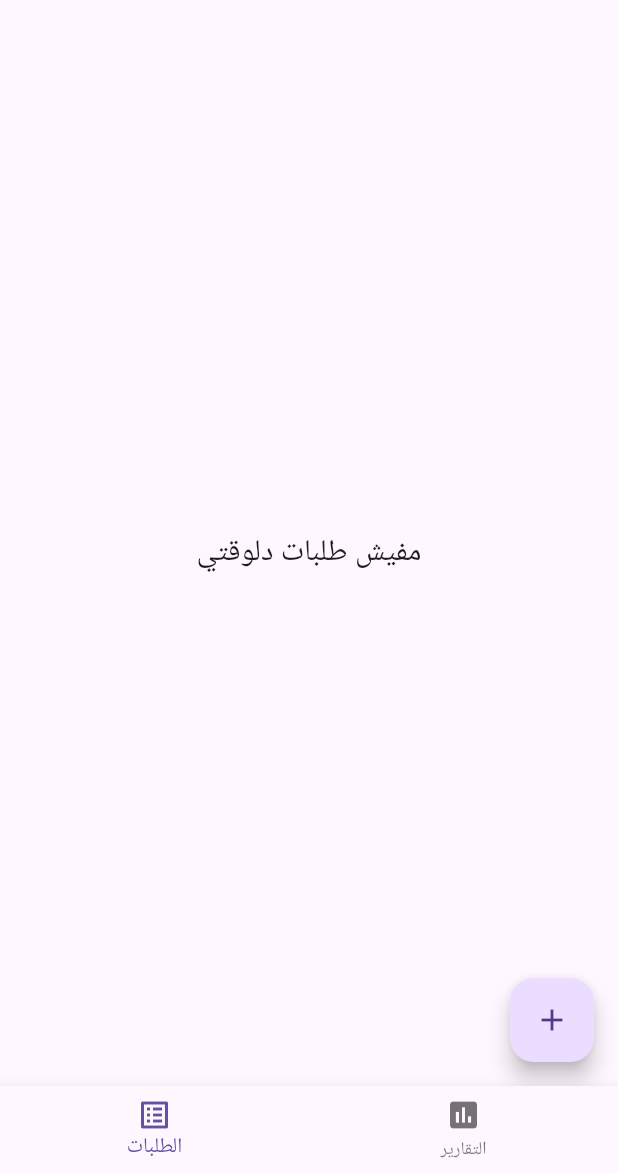
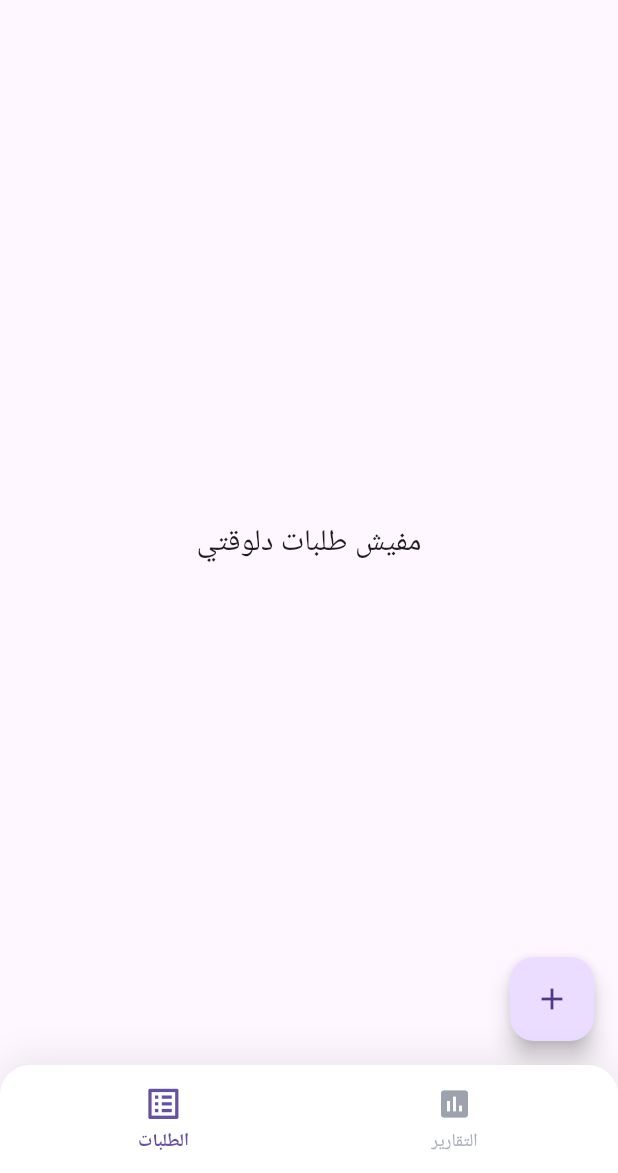
Before and after one commit to MohamedNaif/OOP-SOLID, a Flutter app: the screen it shows after launch, on a phone screen of 412 x 824 dp, the part 63-1236 px from its top. Run offline on Flutter 3.47's test engine with Material 3 defaults, Android fonts, the phone set to English and light mode, and no system bars; our stand-ins replace equatable, flutter_bloc, get_it, shared_preferences; Roboto replaces fonts that are missing (Cairo).

Commit message:
Refactor HomePage to improve navigation and state management; replace IndexedStack with a custom bottom navigation bar and simplify page rendering logic.

```diff
--- a/solid_and_oop/lib/features/ahwa_management/presentation/pages/home_page.dart
+++ b/solid_and_oop/lib/features/ahwa_management/presentation/pages/home_page.dart
@@ -1,9 +1,8 @@
 import 'package:flutter/material.dart';
-import 'package:flutter_bloc/flutter_bloc.dart';
-import 'package:solid_and_oop/features/ahwa_management/presentation/cubit/ahwa_management_cubit.dart';
 import 'package:solid_and_oop/features/ahwa_management/presentation/pages/add_order_page.dart';
 import 'package:solid_and_oop/features/ahwa_management/presentation/pages/dashboard_page.dart';
 import 'package:solid_and_oop/features/ahwa_management/presentation/pages/reports_page.dart';
+import 'package:solid_and_oop/features/ahwa_management/presentation/widgets/custom_bottom_navigation_bar.dart';
 
 class HomePage extends StatefulWidget {
   const HomePage({super.key});
@@ -13,42 +12,37 @@ class HomePage extends StatefulWidget {
 }
 
 class _HomePageState extends State<HomePage> {
-  int _currentIndex = 0;
+  int _selectedIndex = 0;
+
+  void _onItemTapped(int index) {
+    setState(() {
+      _selectedIndex = index;
+    });
+  }
+
+  Widget _getCurrentPage() {
+    switch (_selectedIndex) {
+      case 0:
+        return const DashboardPage();
+      case 1:
+        return const ReportsPage();
+      default:
+        return const DashboardPage();
+    }
+  }
 
   @override
   Widget build(BuildContext context) {
-    final pages = <Widget>[
-      const DashboardPage(),
-      // const AddOrderPage(),
-      const ReportsPage(),
-    ];
-
     return Scaffold(
-      body: IndexedStack(
-        index: _currentIndex,
-        children: pages
-            .map(
-              (page) => BlocProvider.value(
-                value: context.read<OrderCubit>(),
-                child: page,
-              ),
-            )
-            .toList(),
-      ),
-      bottomNavigationBar: BottomNavigationBar(
-        currentIndex: _currentIndex,
-        onTap: (index) => setState(() => _currentIndex = index),
-        items: const [
-          BottomNavigationBarItem(icon: Icon(Icons.list_alt), label: 'الطلبات'),
-          // BottomNavigationBarItem(
-          //   icon: Icon(Icons.add_circle_outline),
-          //   label: 'إضافة',
-          // ),
-          BottomNavigationBarItem(
-            icon: Icon(Icons.assessment),
-            label: 'التقارير',
-          ),
-        ],
+      extendBodyBehindAppBar: false,
+      // appBar: AppBar(
+      //   title: const Text('Smart Ahwa Manager'),
+      //   centerTitle: true,
+      // ),
+      body: SafeArea(child: _getCurrentPage()),
+      bottomNavigationBar: CustomBottomNavigationBar(
+        selectedIndex: _selectedIndex,
+        onItemTapped: _onItemTapped,
       ),
     );
   }
--- /dev/null
+++ b/solid_and_oop/lib/features/ahwa_management/presentation/widgets/custom_bottom_navigation_bar.dart
@@ -0,0 +1,153 @@
+import 'package:flutter/material.dart';
+
+class CustomBottomNavigationBar extends StatelessWidget {
+  final int selectedIndex;
+  final ValueChanged<int> onItemTapped;
+
+  const CustomBottomNavigationBar({
+    super.key,
+    required this.selectedIndex,
+    required this.onItemTapped,
+  });
+
+  @override
+  Widget build(BuildContext context) {
+    final bool isDark = Theme.of(context).brightness == Brightness.dark;
+    final Color barBackground = isDark
+        ? Colors.white.withValues(alpha: 0.06)
+        : Colors.white;
+    final Color shadowColor = Colors.black.withValues(
+      alpha: isDark ? 0.20 : 0.08,
+    );
+
+    final items = const [
+      _NavItem(icon: Icons.list_alt, label: 'الطلبات'),
+      _NavItem(icon: Icons.assessment, label: 'التقارير'),
+    ];
+
+    return Material(
+      color: Colors.transparent,
+      child: Container(
+        decoration: BoxDecoration(
+          color: barBackground,
+          borderRadius: const BorderRadius.only(
+            topLeft: Radius.circular(20),
+            topRight: Radius.circular(20),
+          ),
+          boxShadow: [
+            BoxShadow(
+              color: shadowColor,
+              blurRadius: 20,
+              offset: const Offset(0, -4),
+              spreadRadius: 0,
+            ),
+          ],
+        ),
+        child: SafeArea(
+          top: false,
+          child: Padding(
+            padding: const EdgeInsets.symmetric(horizontal: 12, vertical: 8),
+            child: LayoutBuilder(
+              builder: (context, constraints) {
+                final double itemWidth = constraints.maxWidth / items.length;
+                return Row(
+                  mainAxisAlignment: MainAxisAlignment.spaceBetween,
+                  children: List.generate(items.length, (int index) {
+                    final _NavItem item = items[index];
+                    final bool isSelected = index == selectedIndex;
+                    return _NavItemWidget(
+                      width: itemWidth,
+                      index: index,
+                      item: item,
+                      isSelected: isSelected,
+                      onTap: onItemTapped,
+                    );
+                  }),
+                );
+              },
+            ),
+          ),
+        ),
+      ),
+    );
+  }
+}
+
+class _NavItem {
+  final IconData icon;
+  final String label;
+  const _NavItem({required this.icon, required this.label});
+}
+
+class _NavItemWidget extends StatelessWidget {
+  final double width;
+  final int index;
+  final _NavItem item;
+  final bool isSelected;
+  final ValueChanged<int> onTap;
+
+  const _NavItemWidget({
+    required this.width,
+    required this.index,
+    required this.item,
+    required this.isSelected,
+    required this.onTap,
+  });
+
+  static const Duration _animationDuration = Duration(milliseconds: 220);
+  static const Curve _animationCurve = Curves.easeOutCubic;
+
+  @override
+  Widget build(BuildContext context) {
+    final Color color = isSelected
+        ? Theme.of(context).colorScheme.primary
+        : const Color(0xFF9CA3AF);
+
+    return RepaintBoundary(
+      child: SizedBox(
+        width: width,
+        child: InkResponse(
+          onTap: () => onTap(index),
+          radius: 36,
+          highlightShape: BoxShape.rectangle,
+          containedInkWell: true,
+          child: Padding(
+            padding: const EdgeInsets.symmetric(horizontal: 8, vertical: 6),
+            child: Column(
+              mainAxisSize: MainAxisSize.min,
+              mainAxisAlignment: MainAxisAlignment.center,
+              children: [
+                AnimatedScale(
+                  scale: isSelected ? 1.12 : 1.0,
+                  duration: _animationDuration,
+                  curve: _animationCurve,
+                  child: Icon(item.icon, color: color, size: 24),
+                ),
+                const SizedBox(height: 4),
+                AnimatedDefaultTextStyle(
+                  duration: _animationDuration,
+                  curve: _animationCurve,
+                  style: TextStyle(
+                    fontSize: 12,
+                    fontWeight: isSelected ? FontWeight.w600 : FontWeight.w400,
+                    color: color,
+                  ),
+                  child: AnimatedOpacity(
+                    duration: _animationDuration,
+                    opacity: isSelected ? 1.0 : 0.85,
+                    child: Text(
+                      item.label,
+                      textAlign: TextAlign.center,
+                      maxLines: 1,
+                      overflow: TextOverflow.ellipsis,
+                    ),
+                  ),
+                ),
+              ],
+            ),
+          ),
+        ),
+      ),
+    );
+  }
+}
```
